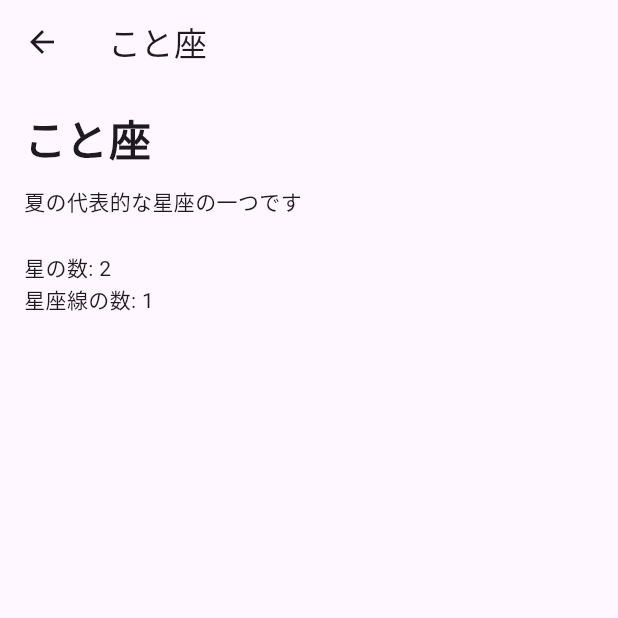
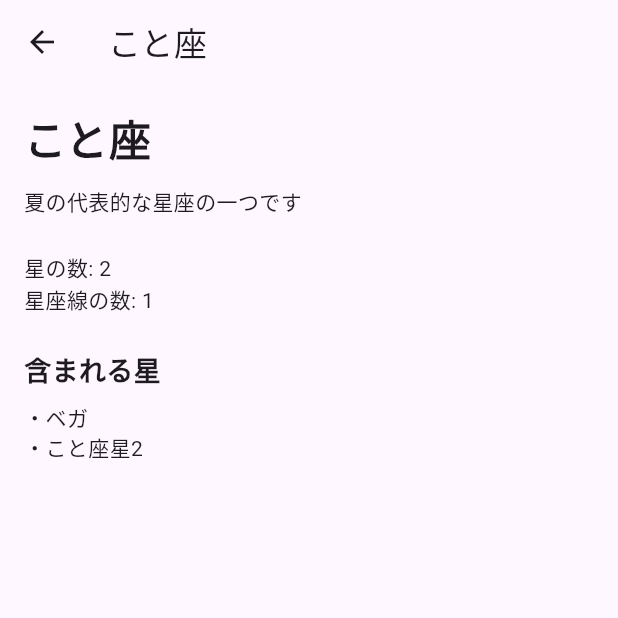
Before and after one commit to muramasa111/mobile, a Flutter app: the ConstellationDetail screen opened directly with sample values from the repository, on a phone screen of 412 x 824 dp, the top half of it. Run offline on Flutter 3.47's test engine with Material 3 defaults, Android fonts, the phone set to English and light mode, and no system bars.

Commit message:
星の一覧を表示する機能を追加

```diff
--- a/starguide/lib/ConstellationDetail.dart
+++ b/starguide/lib/ConstellationDetail.dart
@@ -34,6 +34,17 @@ class ConstellationDetail extends StatelessWidget {
                   SizedBox(height: 24),
                   Text("星の数: ${selectedConstellation.stars.length}"),
                   Text("星座線の数: ${selectedConstellation.edges.length}"),
+                  SizedBox(height: 24),
+                  Text(
+                    "含まれる星",
+                    style: TextStyle(
+                      fontSize: 18,
+                      fontWeight: FontWeight.bold,
+                    ),
+                  ),
+                  SizedBox(height: 8),
+                  for (final star in selectedConstellation.stars)
+                    Text("・${star.name}"),
                 ],
               ),
             ),
```
Also changed, not shown: 1 other file.
